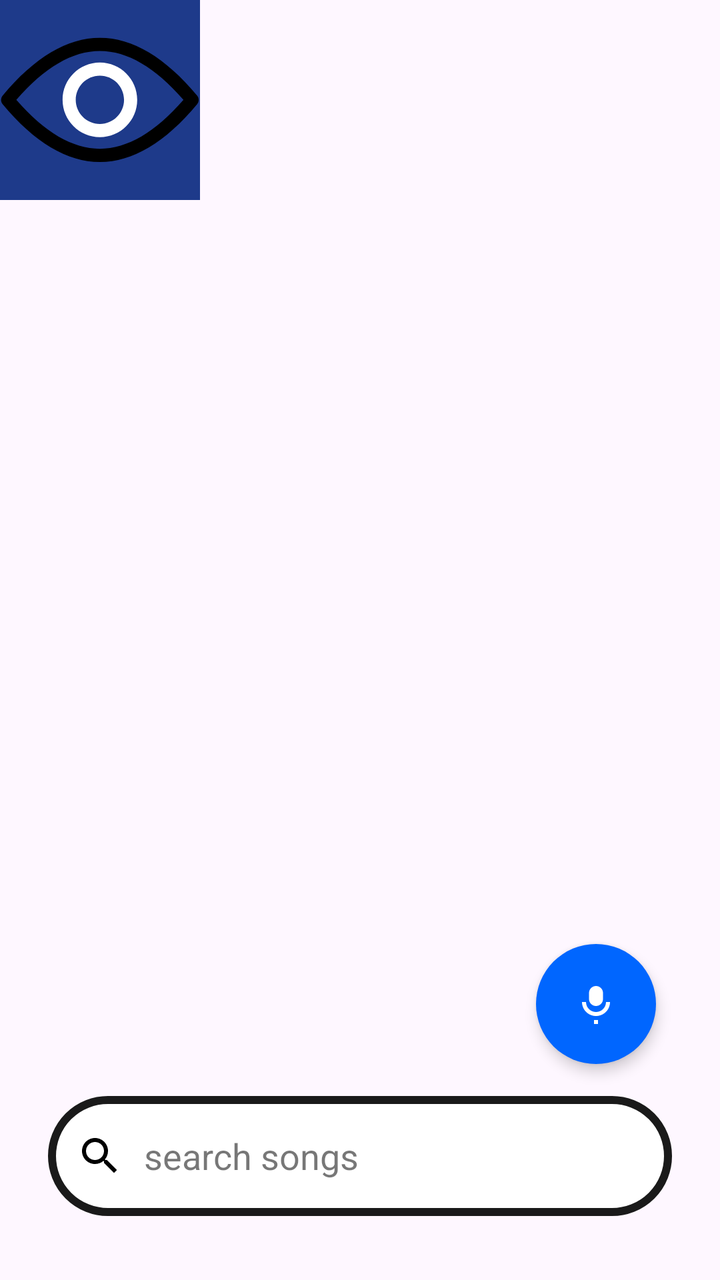
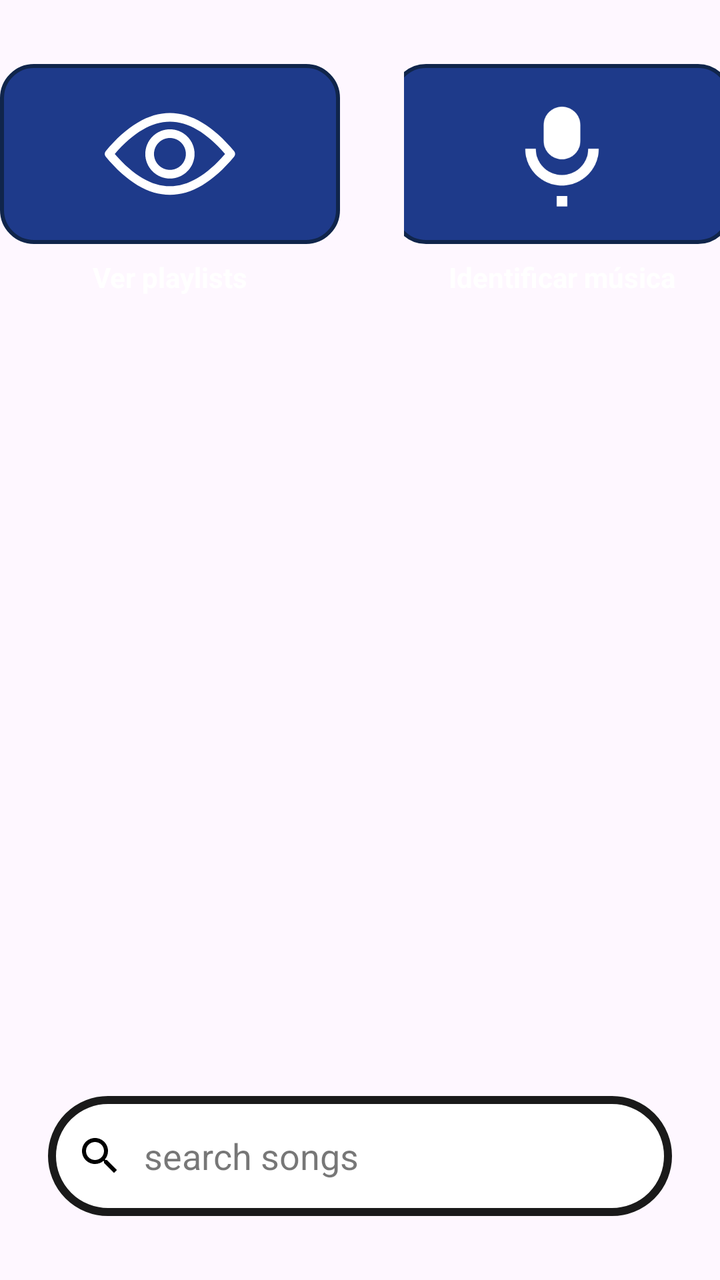

Before-and-after screenshots of an Android layout around one commit, followed by the original layout XML and the change that was made.
<!-- AndroidManifest.xml: application theme Theme.MyApplication -->
<!-- res/layout/activity_main_auth.xml -->
<?xml version="1.0" encoding="utf-8"?>
<androidx.constraintlayout.widget.ConstraintLayout
        xmlns:android="http://schemas.android.com/apk/res/android"
        xmlns:app="http://schemas.android.com/apk/res-auto"
        android:id="@+id/root"
        android:layout_width="match_parent"
        android:layout_height="match_parent">

    <ImageButton
            android:id="@+id/btn_open_playlists"
            android:layout_width="100dp"
            android:layout_height="100dp"
            android:background="#1E3A8A"
            android:contentDescription="@string/ver_playlists"
            app:srcCompat="@drawable/eye"
            android:adjustViewBounds="true"
            android:scaleType="fitCenter"
            android:padding="0dp"
            android:cropToPadding="false"
            app:layout_constraintStart_toStartOf="parent"
            app:layout_constraintTop_toTopOf="parent" />

    <ImageButton
            android:id="@+id/btn_shazam"
            android:layout_width="60dp"
            android:layout_height="60dp"
            android:layout_marginEnd="32dp"
            android:layout_marginBottom="16dp"
            android:background="@drawable/circle_shazam"
            android:src="@drawable/ic_mic_white"
            android:contentDescription="Reconhecimento de música"
            app:tint="@android:color/white"
            android:elevation="4dp"
            app:layout_constraintEnd_toEndOf="parent"
            app:layout_constraintBottom_toTopOf="@id/search_bar_container" />
    <androidx.recyclerview.widget.RecyclerView
            android:id="@+id/rv_trending"
            android:layout_width="match_parent"
            android:layout_height="200dp"
            android:layout_marginTop="12dp"
            android:layout_marginBottom="12dp"
            app:layout_constraintTop_toBottomOf="@id/btn_open_playlists"
            app:layout_constraintBottom_toTopOf="@id/search_bar_container"
            app:layout_constraintStart_toStartOf="parent"
            app:layout_constraintEnd_toEndOf="parent"
            android:clipToPadding="false"
            android:paddingStart="20dp"
            android:paddingEnd="20dp"
            android:overScrollMode="never"/>

    <LinearLayout
            android:id="@+id/search_bar_container"
            android:layout_width="0dp"
            android:layout_height="60dp"
            android:layout_marginStart="24dp"
            android:layout_marginEnd="24dp"
            android:layout_marginBottom="32dp"
            android:orientation="horizontal"
            android:gravity="center_vertical"
            android:background="@drawable/bg_search_pill"
            android:paddingStart="12dp"
            android:paddingEnd="16dp"
            app:layout_constraintStart_toStartOf="parent"
            app:layout_constraintEnd_toEndOf="parent"
            app:layout_constraintBottom_toBottomOf="parent">

        <ImageButton
                android:id="@+id/btn_search_icon"
                android:layout_width="28dp"
                android:layout_height="28dp"
                android:background="@android:color/transparent"
                app:tint="@android:color/black"
                android:contentDescription="@string/search"
                app:srcCompat="@drawable/ic_search_24" />

        <EditText
                android:id="@+id/searchInput"
                android:layout_width="0dp"
                android:layout_height="wrap_content"
                android:layout_weight="1"
                android:layout_marginStart="8dp"
                android:hint="@string/search_songs_artists"
                android:imeOptions="actionSearch"
                android:inputType="text"
                android:singleLine="true"
                android:textColor="@android:color/black"
                android:textColorHint="#88000000"
                android:background="@android:color/transparent" />
    </LinearLayout>

</androidx.constraintlayout.widget.ConstraintLayout>
<!-- resources referenced by this layout -->
<resources>
  <!-- drawable bg_search_pill (drawable) -->
  <?xml version="1.0" encoding="utf-8"?>
  <shape xmlns:android="http://schemas.android.com/apk/res/android"
         android:shape="rectangle">
  
      
      <corners android:radius="40dp" />
  
      
      <stroke
              android:width="4dp"
              android:color="#1A1A1A" />
  
      
      <solid android:color="@android:color/white" />
  
      
      <padding
              android:left="16dp"
              android:right="16dp"
              android:top="8dp"
              android:bottom="8dp" />
  
  </shape>
  <!-- drawable circle_shazam (drawable) -->
  <?xml version="1.0" encoding="utf-8"?>
  <shape xmlns:android="http://schemas.android.com/apk/res/android"
         android:shape="oval">
  
      <solid android:color="#0066FF"/>
  
      <size android:width="60dp" android:height="60dp"/>
  </shape>
  <!-- drawable eye (drawable) -->
  <vector xmlns:android="http://schemas.android.com/apk/res/android"
      android:width="256dp"
      android:height="256dp"
      android:viewportWidth="256"
      android:viewportHeight="256">
  
  
    <path
        android:pathData="M127.86,207.28c-41.78,0 -83.67,-24.91 -124.5,-74.03c-2.6,-3.12 -2.6,-7.65 0,-10.78C44.19,73.35 86.07,48.44 127.86,48.44c41.78,0 83.67,24.91 124.5,74.03c2.6,3.12 2.6,7.65 0,10.78C211.52,182.37 169.64,207.28 127.86,207.28zM20.89,127.86C56.85,169.38 92.81,190.42 127.86,190.42c35.05,0 71.01,-21.04 106.97,-62.56C198.87,86.34 162.91,65.3 127.86,65.3C92.81,65.3 56.85,86.34 20.89,127.86z"
        android:strokeLineJoin="miter"
        android:strokeWidth="2.81"
        android:fillColor="#000"
        android:fillType="nonZero"
        android:strokeColor="#00000000"
        android:strokeLineCap="butt"/>
    <path
        android:pathData="M127.86,175.63c-26.34,0 -47.77,-21.43 -47.77,-47.77s21.43,-47.77 47.77,-47.77s47.77,21.43 47.77,47.77S154.2,175.63 127.86,175.63zM127.86,96.95c-17.04,0 -30.91,13.87 -30.91,30.91s13.87,30.91 30.91,30.91s30.91,-13.87 30.91,-30.91S144.9,96.95 127.86,96.95z"
        android:strokeLineJoin="miter"
        android:strokeWidth="2.81"
        android:fillColor="#FFFFFF"
        android:fillType="nonZero"
        android:strokeColor="#00000000"
        android:strokeLineCap="butt"/>
  </vector>
  <!-- drawable ic_mic_white (drawable) -->
  <?xml version="1.0" encoding="utf-8"?>
  <vector xmlns:android="http://schemas.android.com/apk/res/android"
          android:width="24dp"
          android:height="24dp"
          android:viewportWidth="24"
          android:viewportHeight="24">
  
      
      <path
              android:fillColor="#FFFFFFFF"
              android:pathData="M12,3c-1.93,0 -3.5,1.57 -3.5,3.5v3c0,1.93 1.57,3.5 3.5,3.5s3.5-1.57 3.5-3.5v-3C15.5,4.57 13.93,3 12,3z"/>
  
      
      <path
              android:fillColor="#FFFFFFFF"
              android:pathData="M19,11c0,3.87 -3.13,7 -7,7s-7-3.13 -7-7h2c0,2.76 2.24,5 5,5s5-2.24 5-5h2z"/>
  
      
      <path
              android:fillColor="#FFFFFFFF"
              android:pathData="M11,20v2h2v-2h-2z"/>
  </vector>
  <!-- drawable ic_search_24 (drawable) -->
  <vector xmlns:android="http://schemas.android.com/apk/res/android" android:height="24dp" android:tint="#000000" android:viewportHeight="24" android:viewportWidth="24" android:width="24dp">
        
      <path android:fillColor="@android:color/white" android:pathData="M15.5,14h-0.79l-0.28,-0.27C15.41,12.59 16,11.11 16,9.5 16,5.91 13.09,3 9.5,3S3,5.91 3,9.5 5.91,16 9.5,16c1.61,0 3.09,-0.59 4.23,-1.57l0.27,0.28v0.79l5,4.99L20.49,19l-4.99,-5zM9.5,14C7.01,14 5,11.99 5,9.5S7.01,5 9.5,5 14,7.01 14,9.5 11.99,14 9.5,14z"/>
      
  </vector>
  <string name="search">search</string>
  <string name="search_songs_artists">search songs</string>
  <string name="ver_playlists">Ver playlists</string>
  <style name="Theme.MyApplication" parent="Base.Theme.MyApplication" />
  <style name="Base.Theme.MyApplication" parent="Theme.Material3.DayNight.NoActionBar">
          
          
      </style>
</resources>

<!-- the commit's change to res/layout/activity_main_auth.xml (unified diff, before → after) -->
@@ -6,40 +6,119 @@
         android:layout_width="match_parent"
         android:layout_height="match_parent">
 
-    <ImageButton
-            android:id="@+id/btn_open_playlists"
-            android:layout_width="100dp"
-            android:layout_height="100dp"
-            android:background="#1E3A8A"
-            android:contentDescription="@string/ver_playlists"
-            app:srcCompat="@drawable/eye"
-            android:adjustViewBounds="true"
-            android:scaleType="fitCenter"
-            android:padding="0dp"
-            android:cropToPadding="false"
+
+
+
+
+
+    
+    <LinearLayout
+            android:id="@+id/top_buttons_row"
+            android:layout_width="wrap_content"
+            android:layout_height="wrap_content"
+            android:orientation="horizontal"
+            android:gravity="center"
+            app:layout_constraintTop_toTopOf="parent"
             app:layout_constraintStart_toStartOf="parent"
-            app:layout_constraintTop_toTopOf="parent" />
+            app:layout_constraintEnd_toEndOf="parent"
+            android:layout_marginTop="32dp">
 
-    <ImageButton
-            android:id="@+id/btn_shazam"
-            android:layout_width="60dp"
-            android:layout_height="60dp"
-            android:layout_marginEnd="32dp"
-            android:layout_marginBottom="16dp"
-            android:background="@drawable/circle_shazam"
-            android:src="@drawable/ic_mic_white"
-            android:contentDescription="Reconhecimento de música"
-            app:tint="@android:color/white"
-            android:elevation="4dp"
-            app:layout_constraintEnd_toEndOf="parent"
-            app:layout_constraintBottom_toTopOf="@id/search_bar_container" />
+        
+        <LinearLayout
+                android:id="@+id/layout_playlists"
+                android:layout_width="wrap_content"
+                android:layout_height="wrap_content"
+                android:orientation="vertical"
+                android:gravity="center_horizontal"
+                android:layout_marginEnd="16dp">
+
+            <FrameLayout
+                    android:layout_width="170dp"
+                    android:layout_height="90dp"
+                    android:background="@drawable/square">
+
+                <ImageButton
+                        android:id="@+id/btn_open_playlists"
+                        android:layout_width="match_parent"
+                        android:layout_height="match_parent"
+                        android:background="@android:color/transparent"
+                        app:srcCompat="@drawable/eye"
+                        app:tint="@android:color/white"
+                        android:contentDescription="@string/ver_playlists"
+                        android:padding="12dp"
+                        android:scaleType="centerInside"/>
+            </FrameLayout>
+
+            <TextView
+                    android:id="@+id/txt_playlists"
+                    android:layout_width="wrap_content"
+                    android:layout_height="wrap_content"
+                    android:text="Ver playlists"
+                    android:textColor="@android:color/white"
+                    android:textSize="14sp"
+                    android:textStyle="bold"
+                    android:layout_marginTop="7dp"/>
+        </LinearLayout>
+
+        
+        <LinearLayout
+                android:id="@+id/layout_shazam"
+                android:layout_width="wrap_content"
+                android:layout_height="wrap_content"
+                android:orientation="vertical"
+                android:gravity="center_horizontal"
+                android:layout_marginStart="16dp">
+
+            <FrameLayout
+                    android:layout_width="170dp"
+                    android:layout_height="90dp"
+                    android:background="@drawable/square">
+
+                <ImageButton
+                        android:id="@+id/btn_shazam"
+                        android:layout_width="match_parent"
+                        android:layout_height="match_parent"
+                        android:background="@android:color/transparent"
+                        android:contentDescription="Identificar música"
+                        app:srcCompat="@drawable/ic_mic_white"
+                        app:tint="@android:color/white"
+                        android:padding="0dp"
+                        android:scaleType="fitCenter"
+                        android:scaleX="0.7"
+                        android:scaleY="0.7"/>
+
+            </FrameLayout>
+
+            <TextView
+                    android:id="@+id/txt_shazam"
+                    android:layout_width="wrap_content"
+                    android:layout_height="wrap_content"
+                    android:text="Identificar música"
+                    android:textColor="@android:color/white"
+                    android:textSize="14sp"
+                    android:textStyle="bold"
+                    android:layout_marginTop="7dp"/>
+        </LinearLayout>
+    </LinearLayout>
+
+
+
+
+
+
+
+
+
+
+
+    
     <androidx.recyclerview.widget.RecyclerView
             android:id="@+id/rv_trending"
-            android:layout_width="match_parent"
+            android:layout_width="0dp"
             android:layout_height="200dp"
-            android:layout_marginTop="12dp"
+            android:layout_marginTop="24dp"
             android:layout_marginBottom="12dp"
-            app:layout_constraintTop_toBottomOf="@id/btn_open_playlists"
+            app:layout_constraintTop_toBottomOf="@id/layout_playlists"
             app:layout_constraintBottom_toTopOf="@id/search_bar_container"
             app:layout_constraintStart_toStartOf="parent"
             app:layout_constraintEnd_toEndOf="parent"
@@ -48,6 +127,7 @@
             android:paddingEnd="20dp"
             android:overScrollMode="never"/>
 
+    
     <LinearLayout
             android:id="@+id/search_bar_container"
             android:layout_width="0dp"
<!-- resource entries referenced after the edit -->
@@ -23,15 +23,6 @@
               android:top="8dp"
               android:bottom="8dp" />
   
-  </shape>
-  <!-- drawable circle_shazam (drawable) -->
-  <?xml version="1.0" encoding="utf-8"?>
-  <shape xmlns:android="http://schemas.android.com/apk/res/android"
-         android:shape="oval">
-  
-      <solid android:color="#0066FF"/>
-  
-      <size android:width="60dp" android:height="60dp"/>
   </shape>
   <!-- drawable eye (drawable) -->
   <vector xmlns:android="http://schemas.android.com/apk/res/android"
@@ -87,6 +78,13 @@
       <path android:fillColor="@android:color/white" android:pathData="M15.5,14h-0.79l-0.28,-0.27C15.41,12.59 16,11.11 16,9.5 16,5.91 13.09,3 9.5,3S3,5.91 3,9.5 5.91,16 9.5,16c1.61,0 3.09,-0.59 4.23,-1.57l0.27,0.28v0.79l5,4.99L20.49,19l-4.99,-5zM9.5,14C7.01,14 5,11.99 5,9.5S7.01,5 9.5,5 14,7.01 14,9.5 11.99,14 9.5,14z"/>
       
   </vector>
+  <!-- drawable square (drawable) -->
+  <shape xmlns:android="http://schemas.android.com/apk/res/android"
+         android:shape="rectangle">
+      <solid android:color="#1E3A8A"/>   
+      <corners android:radius="16dp"/>   
+      <stroke android:width="2dp" android:color="#10254B"/> 
+  </shape>
   <string name="search">search</string>
   <string name="search_songs_artists">search songs</string>
   <string name="ver_playlists">Ver playlists</string>
